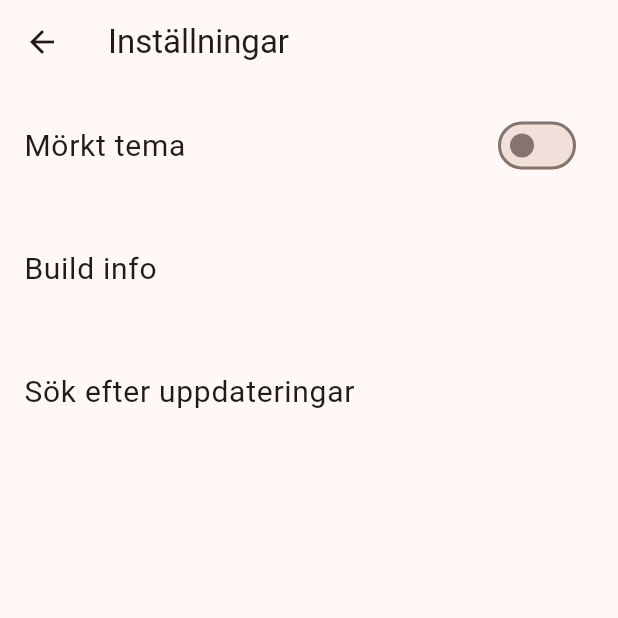
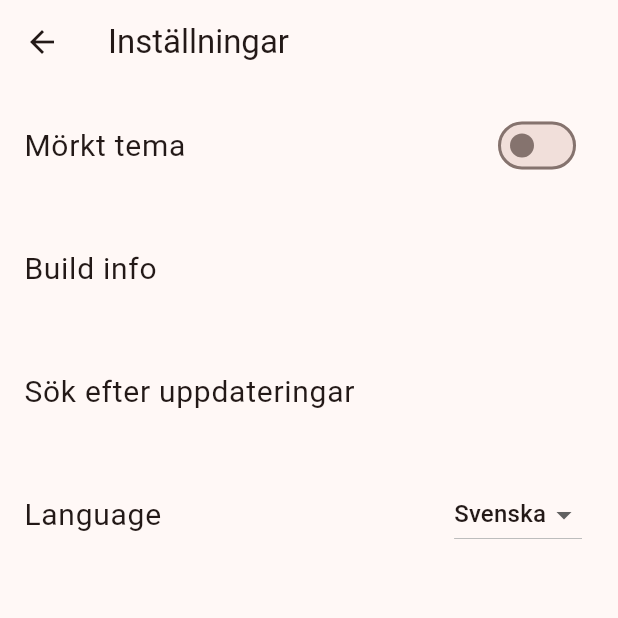
Before and after one commit to bl4ckswordsman/abc_app, a Flutter app: the SettingsPage screen opened by its route, on a phone screen of 412 x 824 dp, the top half of it. Run offline on Flutter 3.47's test engine with Material 3 defaults, Android fonts, the light colour scheme and no system bars; our stand-ins replace adaptive_theme, audioplayers, confetti, eva_icons_flutter, open_file, package_info_plus and 1 more; missing offline and left inert: flutter_custom_tabs.

Commit message:
feat: Add basic language support
Fixes #61

Add basic native language support with a language switcher in settings.

* **lib/main.dart**
  - Uncomment the `LanguageDropdown` widget in the `AppBar` actions.
  - Add `englishAlphabet` list for English language support.
  - Modify `MyHomePage` to use the selected language alphabet.
* **lib/settings.dart**
  - Add `LanguageDropdown` widget to the settings page.
  - Implement language switcher functionality.
* **CHANGELOG.md**
  - Add entry for the new language support and language switcher.

---

For more details, open the [Copilot Workspace session](https://copilot-workspace.githubnext.com/bl4ckswordsman/abc_app/issues/61?shareId=XXXX-XXXX-XXXX-XXXX).

```diff
--- a/lib/main.dart
+++ b/lib/main.dart
@@ -46,7 +46,7 @@ class ABCapp extends StatelessWidget {
   }
 }
 
-/*enum Language {
+enum Language {
   swedish,
   english,
 }
@@ -68,7 +68,7 @@ class _LanguageDropdownState extends State<LanguageDropdown> {
       label: Text(getLanguageLabel(_language)),
       onSelected: (Language? newValue) {
         setState(() {
-          //_language = newValue!;
+          _language = newValue!;
         });
       },
       dropdownMenuEntries: <DropdownMenuEntry<Language>>[
@@ -76,10 +76,10 @@ class _LanguageDropdownState extends State<LanguageDropdown> {
           value: Language.swedish,
           label: getSelectedLanguageLabel(Language.swedish),
         ),
-        /*DropdownMenuEntry<Language>(
+        DropdownMenuEntry<Language>(
           value: Language.english,
           label: 'English',
-        ),*/
+        ),
       ],
     );
   }
@@ -105,7 +105,7 @@ String getLanguageLabel(Language language) {
     default:
       return '';
   }
-}*/
+}
 
 class MyHomePage extends StatefulWidget {
   @override
@@ -113,11 +113,13 @@ class MyHomePage extends StatefulWidget {
 }
 
 class _MyHomePageState extends State<MyHomePage> {
-  /*final List<String> englishAlphabet = List.generate(
-      26, (index) => String.fromCharCode('A'.codeUnitAt(0) + index));*/
+  final List<String> englishAlphabet = List.generate(
+      26, (index) => String.fromCharCode('A'.codeUnitAt(0) + index));
   final List<String> swedishAlphabet = List.generate(
       26, (index) => String.fromCharCode('A'.codeUnitAt(0) + index))
     ..addAll(['Å', 'Ä', 'Ö']);
+
+  Language _selectedLanguage = Language.swedish;
 
   List<PopupMenuItem> get menuItems => [
         PopupMenuItem(
@@ -165,11 +167,11 @@ class _MyHomePageState extends State<MyHomePage> {
             ),
           ),*/
 
-          /*// Add the LanguageDropdown widget to the app bar
+          // Add the LanguageDropdown widget to the app bar
           Padding(
             padding: const EdgeInsets.all(16.0),
             child: LanguageDropdown(),
-          ),*/
+          ),
 
           Padding(
             padding: const EdgeInsets.all(16.0),
@@ -191,7 +193,9 @@ class _MyHomePageState extends State<MyHomePage> {
               spacing: 16.0,
               runSpacing: 16.0,
               children: [
-                for (var letter in swedishAlphabet)
+                for (var letter in _selectedLanguage == Language.swedish
+                    ? swedishAlphabet
+                    : englishAlphabet)
                   Padding(
                     padding: const EdgeInsets.all(8.0),
                     child: AlphabetButton(letter: letter),
--- a/lib/settings.dart
+++ b/lib/settings.dart
@@ -243,6 +243,16 @@ class SettingsPageState extends State<SettingsPage> {
                     ),
                   ),
                 ),
+          ListTile(
+            title: Padding(
+              padding: const EdgeInsets.symmetric(vertical: 18.0),
+              child: Text(
+                'Language',
+                style: TextStyle(fontSize: 20),
+              ),
+            ),
+            trailing: LanguageDropdown(),
+          ),
         ],
       ),
     );
@@ -282,3 +292,48 @@ class SettingsPageState extends State<SettingsPage> {
     );
   }
 }
+
+enum Language {
+  swedish,
+  english,
+}
+
+class LanguageDropdown extends StatefulWidget {
+  const LanguageDropdown({super.key});
+
+  @override
+  State<LanguageDropdown> createState() => _LanguageDropdownState();
+}
+
+class _LanguageDropdownState extends State<LanguageDropdown> {
+  Language _language = Language.swedish;
+
+  @override
+  Widget build(BuildContext context) {
+    return DropdownButton<Language>(
+      value: _language,
+      onChanged: (Language? newValue) {
+        setState(() {
+          _language = newValue!;
+        });
+      },
+      items: Language.values.map<DropdownMenuItem<Language>>((Language value) {
+        return DropdownMenuItem<Language>(
+          value: value,
+          child: Text(getLanguageLabel(value)),
+        );
+      }).toList(),
+    );
+  }
+}
+
+String getLanguageLabel(Language language) {
+  switch (language) {
+    case Language.swedish:
+      return 'Svenska';
+    case Language.english:
+      return 'English';
+    default:
+      return '';
+  }
+}
```
Also changed, not shown: 1 other file.
